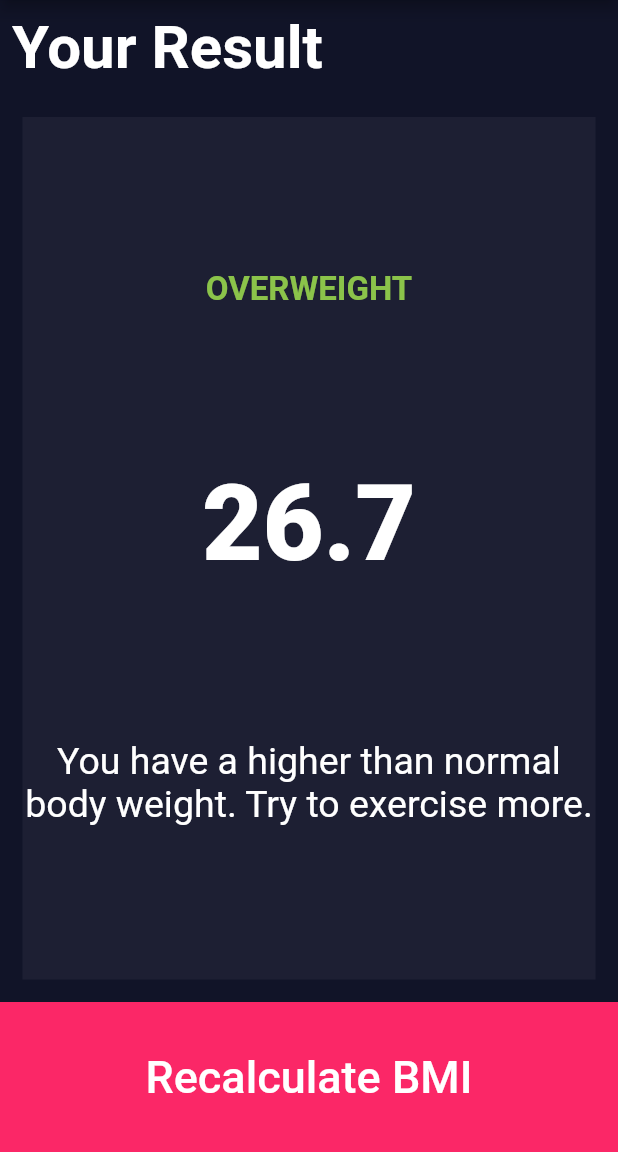
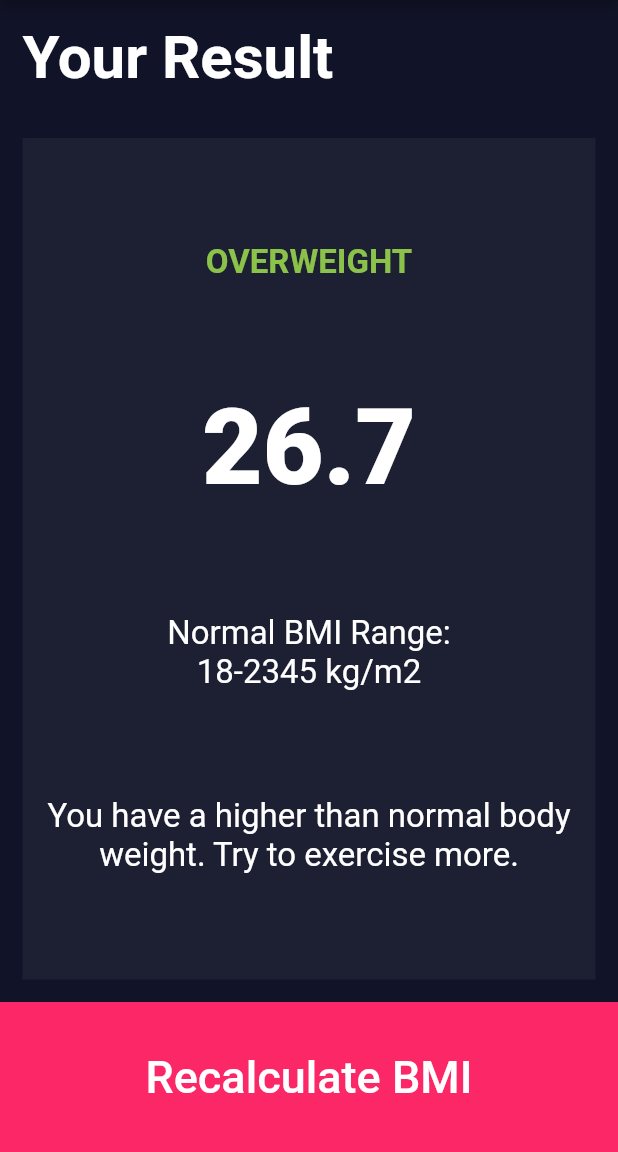
Before and after one commit to divyashivaram/flutter_udemy, a Flutter app: the Results screen opened directly, on a phone screen of 412 x 824 dp, the part 84-1236 px from its top. Run offline on Flutter 3.47's test engine with Material 2 defaults, Android fonts, the phone set to English and light mode, and no system bars; our stand-ins replace audioplayers, font_awesome_flutter, rflutter_alert; missing offline and left inert: dart:ffi.

Commit message:
bmi: fix style

```diff
--- a/bmi_calculator/lib/constants.dart
+++ b/bmi_calculator/lib/constants.dart
@@ -16,4 +16,4 @@ const TextStyle kBmiNumStyle =
 const kBmiTitleStyle = TextStyle(
     color: Colors.lightGreen, fontSize: 22.0, fontWeight: FontWeight.w700);
 const kBmiTextStyle = TextStyle(fontSize: 25.0);
-const kBmidescriptionStyle = TextStyle(fontSize: 25.0);
+const kBmidescriptionStyle = TextStyle(fontSize: 22.0);
--- a/bmi_calculator/lib/results.dart
+++ b/bmi_calculator/lib/results.dart
@@ -15,8 +15,9 @@ class Results extends StatelessWidget {
         mainAxisAlignment: MainAxisAlignment.spaceEvenly,
         crossAxisAlignment: CrossAxisAlignment.stretch,
         children: [
-          Padding(
-            padding: const EdgeInsets.all(8.0),
+          Container(
+            padding: const EdgeInsets.all(15.0),
+            alignment: Alignment.bottomLeft,
             child: Text(
               'Your Result',
               style: TextStyle(fontWeight: FontWeight.w700, fontSize: 40.0),
@@ -43,6 +44,22 @@ class Results extends StatelessWidget {
                       style: kBmiNumStyle,
                     ),
                   ),
+                  Column(
+                    children: [
+                      Center(
+                        child: Text(
+                          'Normal BMI Range:',
+                          style: kBmidescriptionStyle,
+                        ),
+                      ),
+                      Center(
+                        child: Text(
+                          '18-2345 kg/m2',
+                          style: kBmidescriptionStyle,
+                        ),
+                      ),
+                    ],
+                  ),
                   Center(
                     child: Text(
                       'You have a higher than normal body weight. Try to exercise more.',
```
